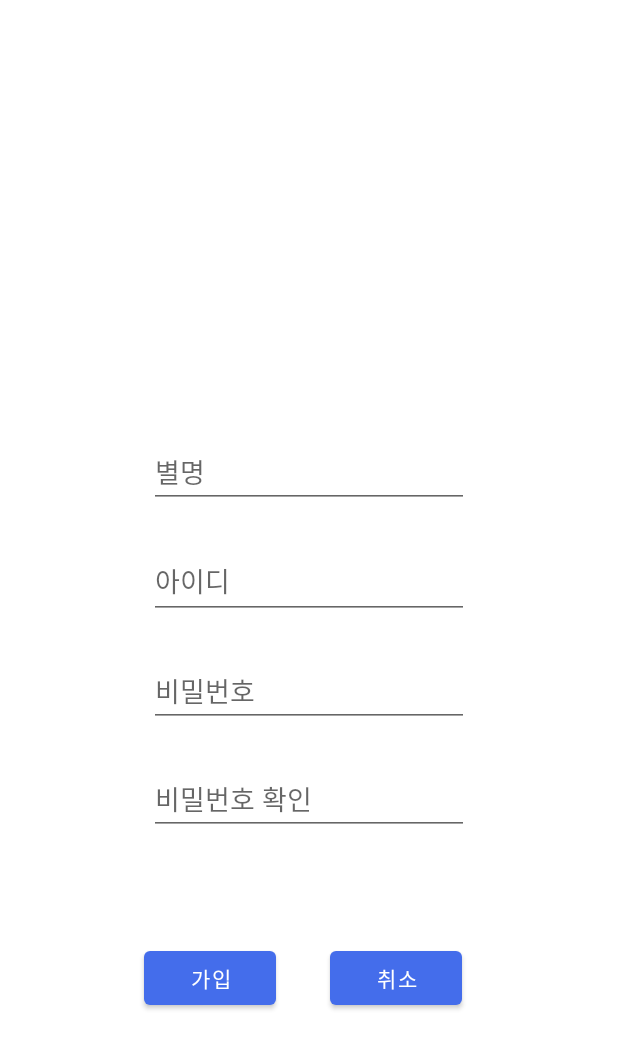
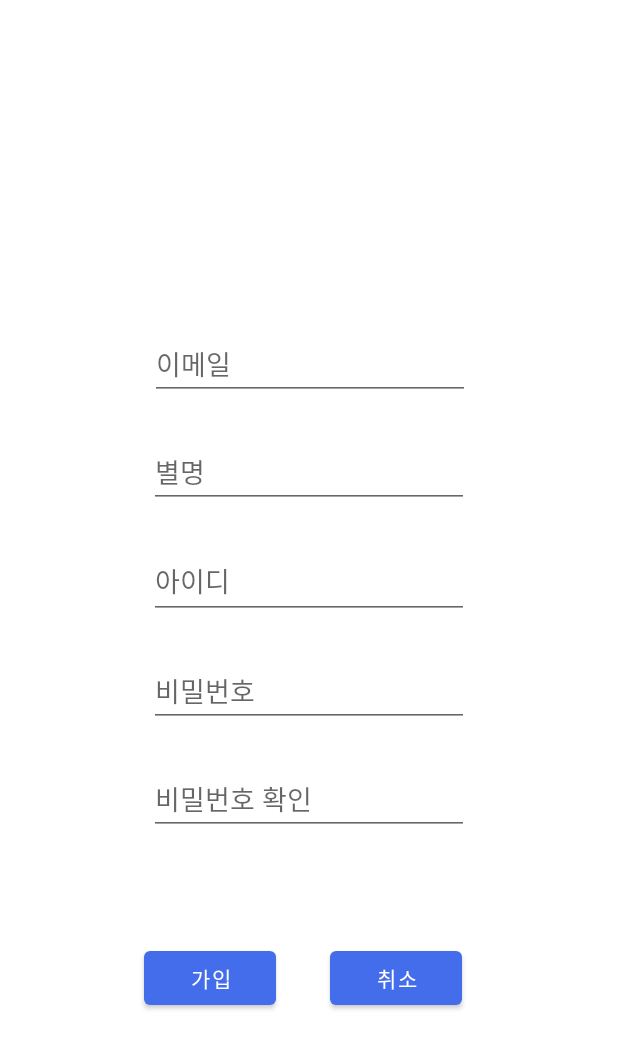
Before and after one commit to hyejunn/ImHome, an Android app: the SignupFragment screen opened through its navigation route, on a phone screen of 412 x 824 dp. Shown: the top 1049 px of the screen. Run offline under Robolectric (Android 15) with nearby library versions, the phone set to English and light mode, and no system bars; our stand-ins replace Firebase (no records; nobody signed in at launch, a user with empty details on screens opened directly).

Commit message:
로그인

```diff
--- a/app/build.gradle
+++ b/app/build.gradle
@@ -74,4 +74,6 @@ dependencies {
 
     implementation 'io.reactivex.rxjava3:rxandroid:3.0.0'
     implementation 'io.reactivex.rxjava3:rxjava:3.0.7'
+
+    implementation 'com.google.firebase:firebase-auth-ktx'
 }
--- a/app/src/main/res/layout/fragment_signup.xml
+++ b/app/src/main/res/layout/fragment_signup.xml
@@ -15,6 +15,18 @@
         android:hint="별명"
         app:layout_constraintBottom_toTopOf="@+id/idSignup"
         app:layout_constraintEnd_toEndOf="parent"
+        app:layout_constraintStart_toStartOf="parent" />
+
+    <EditText
+        android:id="@+id/emailSignup"
+        android:layout_width="wrap_content"
+        android:layout_height="wrap_content"
+        android:layout_marginBottom="24dp"
+        android:ems="10"
+        android:hint="이메일"
+        app:layout_constraintBottom_toTopOf="@+id/nicknameSignup"
+        app:layout_constraintEnd_toEndOf="parent"
+        app:layout_constraintHorizontal_bias="0.502"
         app:layout_constraintStart_toStartOf="parent" />
 
     <EditText
--- a/app/src/main/res/navigation/nav_graph.xml
+++ b/app/src/main/res/navigation/nav_graph.xml
@@ -2,7 +2,7 @@
 <navigation xmlns:android="http://schemas.android.com/apk/res/android"
     xmlns:app="http://schemas.android.com/apk/res-auto"
     android:id="@+id/nav_graph"
-    app:startDestination="@id/feedFragment">
+    app:startDestination="@id/loginFragment">
 
     <fragment
         android:id="@+id/feedFragment"
@@ -19,6 +19,9 @@
         <action
             android:id="@+id/action_loginFragment_to_signupFragment"
             app:destination="@id/signupFragment" />
+        <action
+            android:id="@+id/action_loginFragment_to_feedFragment"
+            app:destination="@id/feedFragment" />
     </fragment>
     <fragment
         android:id="@+id/signupFragment"
```
Also changed, not shown: app/src/main/java/com/apptive/android/imhome/login/LoginFragment.kt (+30 -0 lines), app/src/main/java/com/apptive/android/imhome/signup/SignupFragment.kt (+23 -2 lines).
